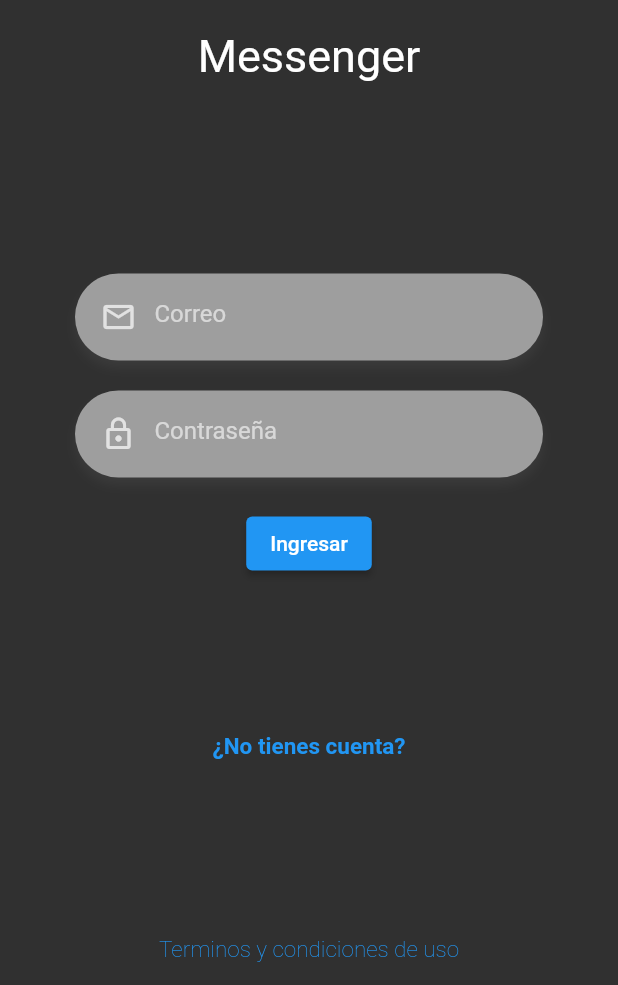
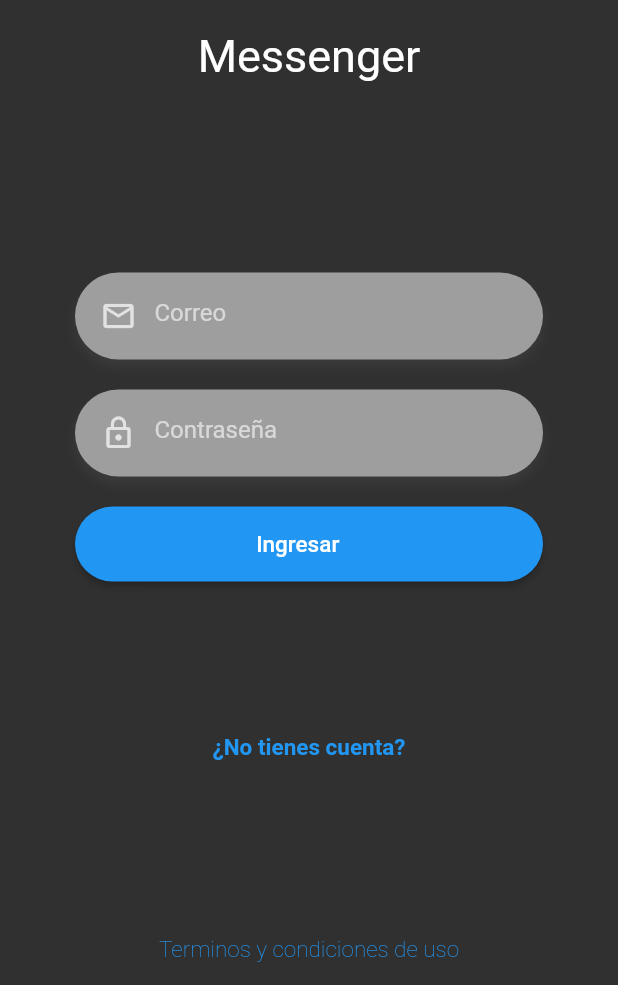
Before and after one commit to CVDE94/RealTime-Chat, a Flutter app: the screen it shows after launch, after a tap on "Ingresar", on a phone screen of 412 x 824 dp, the part 251-1236 px from its top. Run offline on Flutter 3.47's test engine with Material 2 defaults, Android fonts, the phone set to English and light mode, and no system bars; our stand-ins replace google_fonts.

Commit message:
Seccion 6: Clase 54 (Button Blue)

```diff
--- a/lib/pages/login_page.dart
+++ b/lib/pages/login_page.dart
@@ -53,14 +53,14 @@ class _FormState extends State<Form> {
             keyboardType: TextInputType.visiblePassword,
             textController: passCtrl,
           ),
-          ElevatedButton(
-              onPressed: () {
-                print(emailCtrl.text);
-              },
-              child: Text(
-                'Ingresar',
-                style: GoogleFonts.roboto(),
-              ))
+          DesingButton(
+            text: 'Ingresar',
+            fontSize: 15.0,
+            onPressed: () {
+              print(emailCtrl.text);
+              print(passCtrl.text);
+            },
+          ),
         ],
       ),
     );
--- /dev/null
+++ b/lib/widgets/desing_button.dart
@@ -0,0 +1,35 @@
+import 'package:flutter/material.dart';
+import 'package:google_fonts/google_fonts.dart';
+
+class DesingButton extends StatelessWidget {
+  final String text;
+  final double fontSize;
+  final VoidCallback onPressed;
+
+  const DesingButton({
+    Key? key,
+    required this.text,
+    required this.onPressed,
+    this.fontSize = 15,
+  }) : super(key: key);
+  @override
+  Widget build(BuildContext context) {
+    return ElevatedButton(
+      style: ElevatedButton.styleFrom(
+        elevation: 2.0,
+        shape: const StadiumBorder(),
+      ),
+      onPressed: onPressed,
+      child: Container(
+        padding: const EdgeInsets.only(top: 5, left: 5, bottom: 5, right: 20),
+        alignment: Alignment.center,
+        width: double.infinity,
+        height: 50,
+        child: Text(
+          text,
+          style: GoogleFonts.roboto(fontSize: fontSize),
+        ),
+      ),
+    );
+  }
+}
--- a/lib/widgets/widgets.dart
+++ b/lib/widgets/widgets.dart
@@ -1,3 +1,5 @@
+export 'package:real_time_chat/widgets/desing_button.dart';
+
 export 'package:real_time_chat/widgets/labels.dart';
 export 'package:real_time_chat/widgets/logo.dart';
 export 'package:real_time_chat/widgets/terminos_y_condiciones.dart';
```
